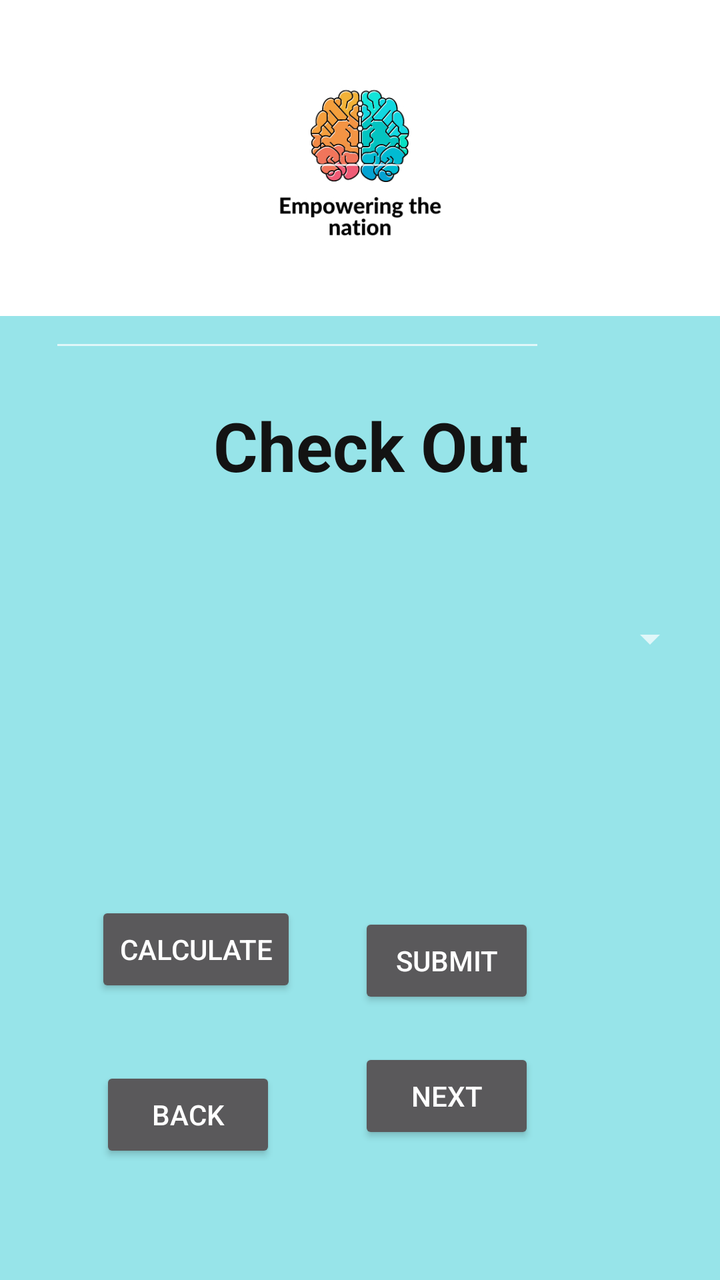
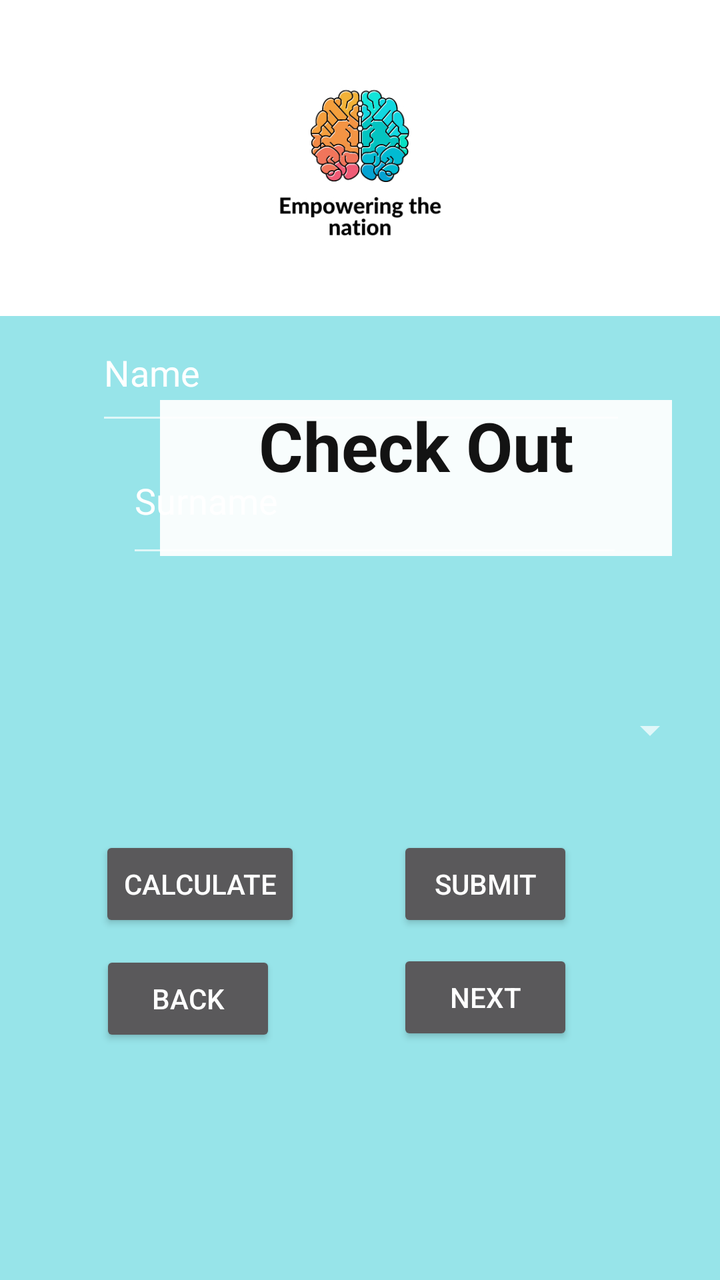

Before-and-after screenshots of an Android layout around one commit, followed by the original layout XML and the change that was made.
<!-- AndroidManifest.xml: application theme Theme.AppCompat -->
<!-- res/layout/fragment_checkout.xml -->
<?xml version="1.0" encoding="utf-8"?>
<FrameLayout xmlns:android="http://schemas.android.com/apk/res/android"
    xmlns:app="http://schemas.android.com/apk/res-auto"
    xmlns:tools="http://schemas.android.com/tools"
    android:layout_width="match_parent"
    android:layout_height="match_parent"
    android:background="#97e4e9"
    tools:context=".CheckoutFragment">

    
    <TextView
        android:id="@+id/textView"
        android:layout_width="211dp"
        android:layout_height="78dp"
        android:layout_marginLeft="80dp"
        android:layout_marginTop="200dp"
        android:text="Check Out"
        android:textAlignment="center"
        android:textColor="#131313"
        android:textSize="34sp"
        android:textStyle="bold" />

    <ImageView
        android:id="@+id/imageView2"
        android:layout_width="match_parent"
        android:layout_height="158dp"
        android:background="@color/white"
        android:src="@drawable/thumbnail_img_7280" />
    <androidx.constraintlayout.widget.ConstraintLayout
        android:layout_width="match_parent"
        android:layout_height="match_parent">


    <Button
        android:id="@+id/calculateButton"
        android:layout_width="wrap_content"
        android:layout_height="wrap_content"
        android:text="calculate"
        app:layout_constraintBottom_toBottomOf="parent"
        app:layout_constraintEnd_toEndOf="parent"
        app:layout_constraintHorizontal_bias="0.184"
        app:layout_constraintStart_toStartOf="parent"
        app:layout_constraintTop_toTopOf="parent"
        app:layout_constraintVertical_bias="0.761" />

    <Button
        android:id="@+id/submitButtton"
        android:layout_width="wrap_content"
        android:layout_height="wrap_content"
        android:text="submit"
        app:layout_constraintBottom_toBottomOf="parent"
        app:layout_constraintEnd_toEndOf="parent"
        app:layout_constraintHorizontal_bias="0.659"
        app:layout_constraintStart_toStartOf="parent"
        app:layout_constraintTop_toTopOf="parent"
        app:layout_constraintVertical_bias="0.771" />

    <Button
        android:id="@+id/backButton"
        android:layout_width="wrap_content"
        android:layout_height="wrap_content"
        android:text="back"
        app:layout_constraintBottom_toBottomOf="parent"
        app:layout_constraintEnd_toEndOf="parent"
        app:layout_constraintHorizontal_bias="0.184"
        app:layout_constraintStart_toStartOf="parent"
        app:layout_constraintTop_toTopOf="parent"
        app:layout_constraintVertical_bias="0.901" />

    <Button
        android:id="@+id/nextButton"
        android:layout_width="wrap_content"
        android:layout_height="wrap_content"
        android:text="next"
        app:layout_constraintBottom_toBottomOf="parent"
        app:layout_constraintEnd_toEndOf="parent"
        app:layout_constraintHorizontal_bias="0.659"
        app:layout_constraintStart_toStartOf="parent"
        app:layout_constraintTop_toTopOf="parent"
        app:layout_constraintVertical_bias="0.885" />

    <EditText
        android:id="@+id/editTextName"
        android:layout_width="265dp"
        android:layout_height="65dp"
        android:ems="10"
        android:inputType="text"
        android:text="Name"
        app:layout_constraintBottom_toBottomOf="parent"
        app:layout_constraintEnd_toEndOf="parent"
        app:layout_constraintHorizontal_bias="0.246"
        app:layout_constraintStart_toStartOf="parent"
        app:layout_constraintTop_toTopOf="parent"
        app:layout_constraintVertical_bias="0.045" />

    <EditText
        android:id="@+id/editTextSurname"
        android:layout_width="248dp"
        android:layout_height="70dp"
        android:ems="10"
        android:inputType="text"
        android:text="Surname"
        app:layout_constraintBottom_toBottomOf="parent"
        app:layout_constraintEnd_toEndOf="parent"
        app:layout_constraintHorizontal_bias="0.22"
        app:layout_constraintStart_toStartOf="parent"
        app:layout_constraintTop_toTopOf="parent"
        app:layout_constraintVertical_bias="0.195" />

    <TextView
        android:id="@+id/totalFeeTextView"
        android:layout_width="166dp"
        android:layout_height="64dp"
        app:layout_constraintBottom_toBottomOf="parent"
        app:layout_constraintEnd_toEndOf="parent"
        app:layout_constraintHorizontal_bias="0.497"
        app:layout_constraintStart_toStartOf="parent"
        app:layout_constraintTop_toTopOf="parent"
        app:layout_constraintVertical_bias="0.361" />

    <Spinner
        android:id="@+id/spinnerLevel"
        android:layout_width="338dp"
        android:layout_height="95dp"
        app:layout_constraintBottom_toBottomOf="parent"
        app:layout_constraintEnd_toEndOf="parent"
        app:layout_constraintStart_toStartOf="parent"
        app:layout_constraintTop_toTopOf="parent"
        app:layout_constraintVertical_bias="0.499" />

    </androidx.constraintlayout.widget.ConstraintLayout>



</FrameLayout>
<!-- resources referenced by this layout -->
<resources>
  <color name="white">#FFFFFFFF</color>
  <!-- drawable thumbnail_img_7280: jpg bitmap (drawable, 73812 bytes) -->
</resources>

<!-- the commit's change to res/layout/fragment_checkout.xml (unified diff, before → after) -->
@@ -1,7 +1,19 @@
 <?xml version="1.0" encoding="utf-8"?>
-<FrameLayout xmlns:android="http://schemas.android.com/apk/res/android"
+<ScrollView xmlns:android="http://schemas.android.com/apk/res/android"
     xmlns:app="http://schemas.android.com/apk/res-auto"
     xmlns:tools="http://schemas.android.com/tools"
+    android:id="@+id/scrollView2"
+    android:layout_width="match_parent"
+    android:layout_height="match_parent"
+    android:background="#97E4E9"
+    android:fillViewport="true"
+    app:layout_constraintBottom_toBottomOf="parent"
+    app:layout_constraintEnd_toEndOf="parent"
+    app:layout_constraintHorizontal_bias="0.0"
+    app:layout_constraintStart_toStartOf="parent"
+    app:layout_constraintTop_toTopOf="parent"
+    app:layout_constraintVertical_bias="1.0">
+<FrameLayout
     android:layout_width="match_parent"
     android:layout_height="match_parent"
     android:background="#97e4e9"
@@ -10,10 +22,11 @@
     
     <TextView
         android:id="@+id/textView"
-        android:layout_width="211dp"
+        android:layout_width="256dp"
         android:layout_height="78dp"
         android:layout_marginLeft="80dp"
         android:layout_marginTop="200dp"
+        android:background="#EDFFFFFF"
         android:text="Check Out"
         android:textAlignment="center"
         android:textColor="#131313"
@@ -31,105 +44,107 @@
         android:layout_height="match_parent">
 
 
-    <Button
-        android:id="@+id/calculateButton"
-        android:layout_width="wrap_content"
-        android:layout_height="wrap_content"
-        android:text="calculate"
-        app:layout_constraintBottom_toBottomOf="parent"
-        app:layout_constraintEnd_toEndOf="parent"
-        app:layout_constraintHorizontal_bias="0.184"
-        app:layout_constraintStart_toStartOf="parent"
-        app:layout_constraintTop_toTopOf="parent"
-        app:layout_constraintVertical_bias="0.761" />
+        <Button
+            android:id="@+id/calculateButton"
+            android:layout_width="wrap_content"
+            android:layout_height="wrap_content"
+            android:text="calculate"
+            app:layout_constraintBottom_toBottomOf="parent"
+            app:layout_constraintEnd_toEndOf="parent"
+            app:layout_constraintHorizontal_bias="0.192"
+            app:layout_constraintStart_toStartOf="parent"
+            app:layout_constraintTop_toTopOf="parent"
+            app:layout_constraintVertical_bias="0.706" />
 
-    <Button
-        android:id="@+id/submitButtton"
-        android:layout_width="wrap_content"
-        android:layout_height="wrap_content"
-        android:text="submit"
-        app:layout_constraintBottom_toBottomOf="parent"
-        app:layout_constraintEnd_toEndOf="parent"
-        app:layout_constraintHorizontal_bias="0.659"
-        app:layout_constraintStart_toStartOf="parent"
-        app:layout_constraintTop_toTopOf="parent"
-        app:layout_constraintVertical_bias="0.771" />
+        <Button
+            android:id="@+id/submitButtton"
+            android:layout_width="wrap_content"
+            android:layout_height="wrap_content"
+            android:text="submit"
+            app:layout_constraintBottom_toBottomOf="parent"
+            app:layout_constraintEnd_toEndOf="parent"
+            app:layout_constraintHorizontal_bias="0.731"
+            app:layout_constraintStart_toStartOf="parent"
+            app:layout_constraintTop_toTopOf="parent"
+            app:layout_constraintVertical_bias="0.706" />
 
-    <Button
-        android:id="@+id/backButton"
-        android:layout_width="wrap_content"
-        android:layout_height="wrap_content"
-        android:text="back"
-        app:layout_constraintBottom_toBottomOf="parent"
-        app:layout_constraintEnd_toEndOf="parent"
-        app:layout_constraintHorizontal_bias="0.184"
-        app:layout_constraintStart_toStartOf="parent"
-        app:layout_constraintTop_toTopOf="parent"
-        app:layout_constraintVertical_bias="0.901" />
+        <Button
+            android:id="@+id/backButton"
+            android:layout_width="wrap_content"
+            android:layout_height="wrap_content"
+            android:text="back"
+            app:layout_constraintBottom_toBottomOf="parent"
+            app:layout_constraintEnd_toEndOf="parent"
+            app:layout_constraintHorizontal_bias="0.184"
+            app:layout_constraintStart_toStartOf="parent"
+            app:layout_constraintTop_toTopOf="parent"
+            app:layout_constraintVertical_bias="0.803" />
 
-    <Button
-        android:id="@+id/nextButton"
-        android:layout_width="wrap_content"
-        android:layout_height="wrap_content"
-        android:text="next"
-        app:layout_constraintBottom_toBottomOf="parent"
-        app:layout_constraintEnd_toEndOf="parent"
-        app:layout_constraintHorizontal_bias="0.659"
-        app:layout_constraintStart_toStartOf="parent"
-        app:layout_constraintTop_toTopOf="parent"
-        app:layout_constraintVertical_bias="0.885" />
+        <Button
+            android:id="@+id/nextButton"
+            android:layout_width="wrap_content"
+            android:layout_height="wrap_content"
+            android:text="next"
+            app:layout_constraintBottom_toBottomOf="parent"
+            app:layout_constraintEnd_toEndOf="parent"
+            app:layout_constraintHorizontal_bias="0.731"
+            app:layout_constraintStart_toStartOf="parent"
+            app:layout_constraintTop_toTopOf="parent"
+            app:layout_constraintVertical_bias="0.802" />
 
-    <EditText
-        android:id="@+id/editTextName"
-        android:layout_width="265dp"
-        android:layout_height="65dp"
-        android:ems="10"
-        android:inputType="text"
-        android:text="Name"
-        app:layout_constraintBottom_toBottomOf="parent"
-        app:layout_constraintEnd_toEndOf="parent"
-        app:layout_constraintHorizontal_bias="0.246"
-        app:layout_constraintStart_toStartOf="parent"
-        app:layout_constraintTop_toTopOf="parent"
-        app:layout_constraintVertical_bias="0.045" />
+        <EditText
+            android:id="@+id/editTextName"
+            android:layout_width="265dp"
+            android:layout_height="65dp"
+            android:ems="10"
+            android:inputType="text"
+            android:text="Name"
+            app:layout_constraintBottom_toBottomOf="parent"
+            app:layout_constraintEnd_toEndOf="parent"
+            app:layout_constraintHorizontal_bias="0.504"
+            app:layout_constraintStart_toStartOf="parent"
+            app:layout_constraintTop_toTopOf="parent"
+            app:layout_constraintVertical_bias="0.265" />
 
-    <EditText
-        android:id="@+id/editTextSurname"
-        android:layout_width="248dp"
-        android:layout_height="70dp"
-        android:ems="10"
-        android:inputType="text"
-        android:text="Surname"
-        app:layout_constraintBottom_toBottomOf="parent"
-        app:layout_constraintEnd_toEndOf="parent"
-        app:layout_constraintHorizontal_bias="0.22"
-        app:layout_constraintStart_toStartOf="parent"
-        app:layout_constraintTop_toTopOf="parent"
-        app:layout_constraintVertical_bias="0.195" />
+        <EditText
+            android:id="@+id/editTextSurname"
+            android:layout_width="248dp"
+            android:layout_height="70dp"
+            android:ems="10"
+            android:inputType="text"
+            android:text="Surname"
+            app:layout_constraintBottom_toBottomOf="parent"
+            app:layout_constraintEnd_toEndOf="parent"
+            app:layout_constraintHorizontal_bias="0.565"
+            app:layout_constraintStart_toStartOf="parent"
+            app:layout_constraintTop_toTopOf="parent"
+            app:layout_constraintVertical_bias="0.375" />
 
-    <TextView
-        android:id="@+id/totalFeeTextView"
-        android:layout_width="166dp"
-        android:layout_height="64dp"
-        app:layout_constraintBottom_toBottomOf="parent"
-        app:layout_constraintEnd_toEndOf="parent"
-        app:layout_constraintHorizontal_bias="0.497"
-        app:layout_constraintStart_toStartOf="parent"
-        app:layout_constraintTop_toTopOf="parent"
-        app:layout_constraintVertical_bias="0.361" />
+        <TextView
+            android:id="@+id/totalFeeTextView"
+            android:layout_width="166dp"
+            android:layout_height="64dp"
+            app:layout_constraintBottom_toBottomOf="parent"
+            app:layout_constraintEnd_toEndOf="parent"
+            app:layout_constraintHorizontal_bias="0.536"
+            app:layout_constraintStart_toStartOf="parent"
+            app:layout_constraintTop_toTopOf="parent"
+            app:layout_constraintVertical_bias="0.458" />
 
-    <Spinner
-        android:id="@+id/spinnerLevel"
-        android:layout_width="338dp"
-        android:layout_height="95dp"
-        app:layout_constraintBottom_toBottomOf="parent"
-        app:layout_constraintEnd_toEndOf="parent"
-        app:layout_constraintStart_toStartOf="parent"
-        app:layout_constraintTop_toTopOf="parent"
-        app:layout_constraintVertical_bias="0.499" />
+        <Spinner
+            android:id="@+id/spinnerLevel"
+            android:layout_width="338dp"
+            android:layout_height="95dp"
+            app:layout_constraintBottom_toBottomOf="parent"
+            app:layout_constraintEnd_toEndOf="parent"
+            app:layout_constraintHorizontal_bias="0.493"
+            app:layout_constraintStart_toStartOf="parent"
+            app:layout_constraintTop_toTopOf="parent"
+            app:layout_constraintVertical_bias="0.583" />
 
     </androidx.constraintlayout.widget.ConstraintLayout>
 
 
 
 </FrameLayout>
+</ScrollView>
